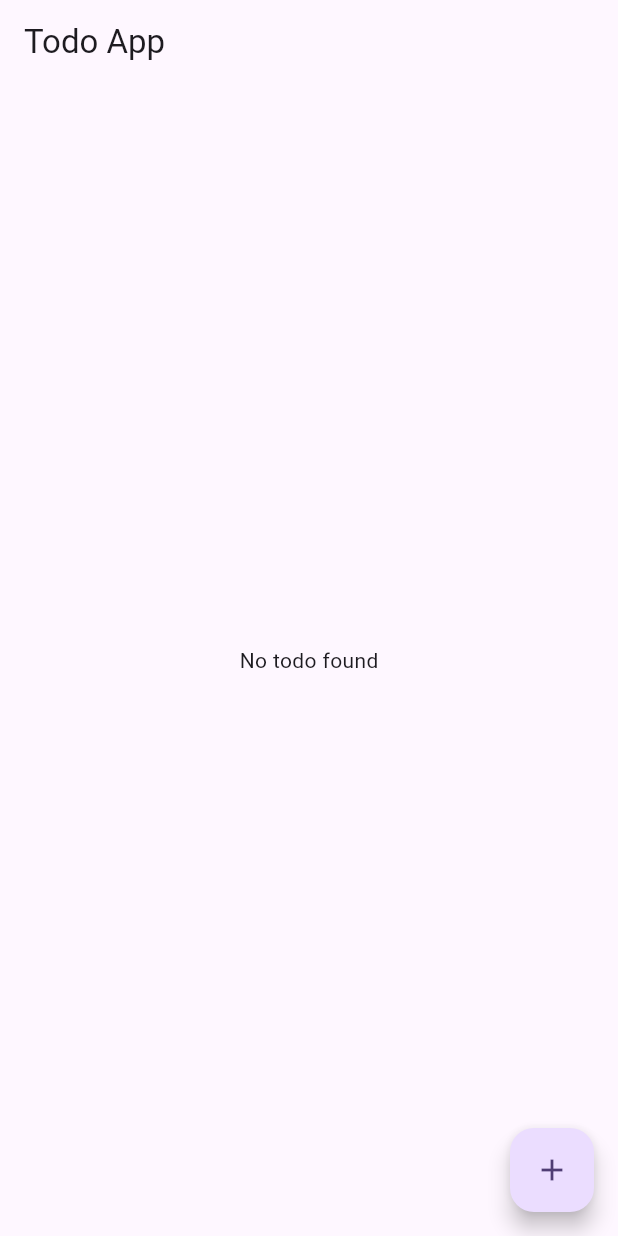
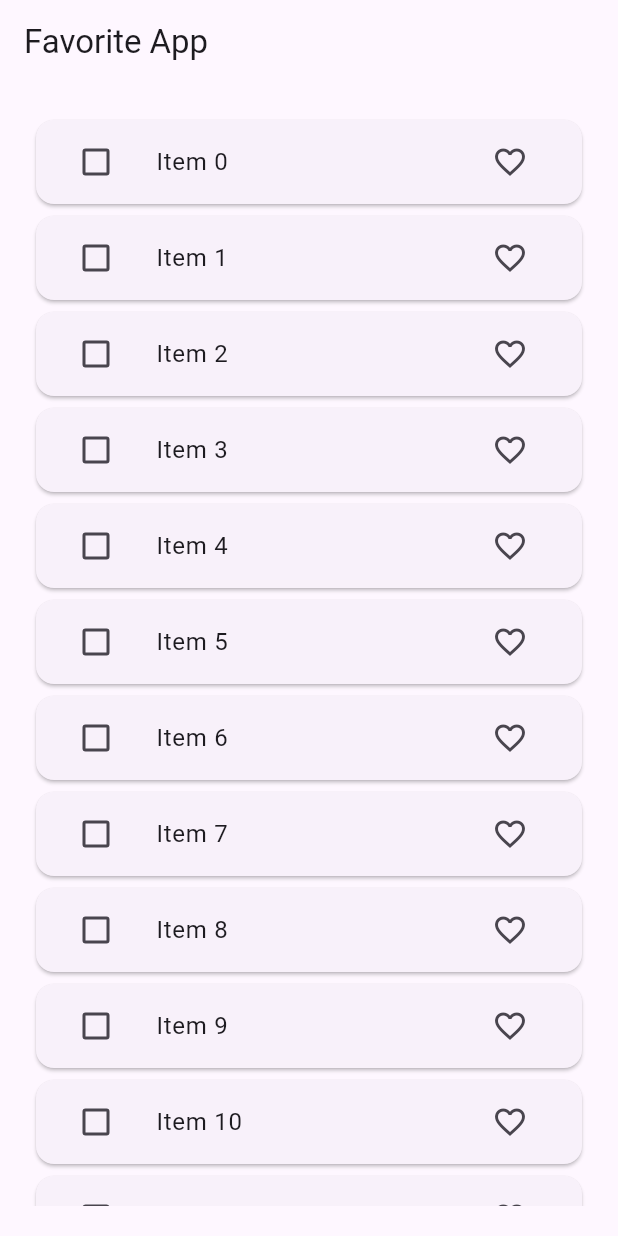
Before and after one commit to md-arif-hossainn/flutter_bloc_practice_series, a Flutter app: the screen it shows after launch, on a phone screen of 412 x 824 dp. Run offline on Flutter 3.47's test engine with Material 3 defaults, Android fonts, the phone set to English and light mode, and no system bars; our stand-ins replace bloc, equatable, flutter_bloc, image_picker.

Commit message:
add favorite app

```diff
--- /dev/null
+++ b/lib/bloc/favoruite/favourite_bloc.dart
@@ -0,0 +1,71 @@
+import 'package:bloc/bloc.dart';
+import 'package:flutter_bloc_count/model/favourite_item_model.dart';
+import 'package:flutter_bloc_count/repository/favourite_repository.dart';
+
+import 'favourite_event.dart';
+import 'favourite_state.dart';
+
+
+class FavouriteBloc extends Bloc<FavouriteEvent, FavouriteItemState> {
+
+  List<FavouriteItemModel> favouriteList = [];
+  List<FavouriteItemModel> tempFavouriteList = [];
+  FavouriteRepository favouriteRepository;
+
+  FavouriteBloc(this.favouriteRepository) : super(const FavouriteItemState()) {
+    on<FetchFavouriteList> (_fetchList);
+    on<FavoriteItem> (_addFavoriteItem);
+    on<SelectItem> (_selectItem);
+    on<UnSelectItem> (_unSelectItem);
+    on<DeleteItem> (_deleteItem);
+
+  }
+
+  void _fetchList(FetchFavouriteList event, Emitter<FavouriteItemState> emit) async{
+    favouriteList = await favouriteRepository.fetchItem();
+    emit(state.copyWith(favouriteItemList:List.from(favouriteList) ,listStatus:ListStatus.success));
+  }
+
+  void _addFavoriteItem(FavoriteItem event, Emitter<FavouriteItemState> emit) async{
+    final index = favouriteList.indexWhere((element) => element.id == event.item.id);
+
+    ///condition for add favorite
+    if(event.item.isFavourite){
+      if(tempFavouriteList.contains(favouriteList[index])){
+        tempFavouriteList.remove(favouriteList[index]);
+        tempFavouriteList.add(event.item);
+      }
+    }else {
+      if(tempFavouriteList.contains(favouriteList[index])){
+        tempFavouriteList.remove(favouriteList[index]);
+        tempFavouriteList.add(event.item);
+      }
+    }
+
+    favouriteList[index] = event.item;
+    emit(state.copyWith(favouriteItemList:List.from(favouriteList)));
+  }
+
+  void _selectItem(SelectItem event, Emitter<FavouriteItemState> emit) async{
+    tempFavouriteList.add(event.item);
+    emit(state.copyWith(temFavouriteItemList:List.from(tempFavouriteList)));
+  }
+
+  void _unSelectItem(UnSelectItem event, Emitter<FavouriteItemState> emit) async{
+    tempFavouriteList.remove(event.item);
+    emit(state.copyWith(temFavouriteItemList:List.from(tempFavouriteList)));
+  }
+
+  void _deleteItem(DeleteItem event, Emitter<FavouriteItemState> emit) async{
+   for(int i =0; i<tempFavouriteList.length ; i++){
+     favouriteList.remove(tempFavouriteList[i]);
+   }
+   tempFavouriteList.clear();
+    emit(state.copyWith(
+        favouriteItemList:List.from(favouriteList),
+        temFavouriteItemList: List.from(tempFavouriteList)
+    ));
+  }
+
+
+}
--- /dev/null
+++ b/lib/bloc/favoruite/favourite_event.dart
@@ -0,0 +1,32 @@
+
+import 'package:equatable/equatable.dart';
+
+import '../../model/favourite_item_model.dart';
+
+abstract class FavouriteEvent extends Equatable {
+  const FavouriteEvent();
+
+
+  @override
+  List<Object?> get props => [];
+}
+
+class FetchFavouriteList extends FavouriteEvent {}
+
+
+class FavoriteItem extends FavouriteEvent {
+  final FavouriteItemModel item;
+  const FavoriteItem({required this.item});
+}
+
+class SelectItem extends FavouriteEvent {
+  final FavouriteItemModel item;
+  const SelectItem({required this.item});
+}
+
+class UnSelectItem extends FavouriteEvent {
+  final FavouriteItemModel item;
+  const UnSelectItem({required this.item});
+}
+
+class DeleteItem extends FavouriteEvent {}
--- /dev/null
+++ b/lib/bloc/favoruite/favourite_state.dart
@@ -0,0 +1,34 @@
+
+
+import 'package:equatable/equatable.dart';
+import 'package:flutter_bloc_count/model/favourite_item_model.dart';
+
+
+enum ListStatus {loading,success,failure}
+
+class FavouriteItemState extends Equatable {
+
+  final List<FavouriteItemModel> favouriteItemList;
+  final List<FavouriteItemModel> temFavouriteItemList;
+
+
+  final ListStatus listStatus;
+  const FavouriteItemState({
+    this.favouriteItemList = const [],
+    this.temFavouriteItemList = const [],
+    this.listStatus = ListStatus.loading
+  });
+
+
+  FavouriteItemState copyWith({List<FavouriteItemModel>? favouriteItemList,List<FavouriteItemModel>? temFavouriteItemList, ListStatus? listStatus}) {
+    return FavouriteItemState(
+    favouriteItemList: favouriteItemList ?? this.favouriteItemList,
+    temFavouriteItemList: temFavouriteItemList ?? this.temFavouriteItemList,
+    listStatus: listStatus ?? this.listStatus
+    );
+}
+
+
+  @override
+  List<Object> get props => [favouriteItemList,temFavouriteItemList, listStatus];
+}
--- a/lib/main.dart
+++ b/lib/main.dart
@@ -1,10 +1,13 @@
 import 'package:flutter/material.dart';
 import 'package:flutter_bloc/flutter_bloc.dart';
 import 'package:flutter_bloc_count/bloc/counter/counter_bloc.dart';
+import 'package:flutter_bloc_count/bloc/favoruite/favourite_bloc.dart';
 import 'package:flutter_bloc_count/bloc/image_picker/image_picker_bloc.dart';
 import 'package:flutter_bloc_count/bloc/switch/switch_bloc.dart';
 import 'package:flutter_bloc_count/bloc/todo/to_do_bloc.dart';
+import 'package:flutter_bloc_count/repository/favourite_repository.dart';
 import 'package:flutter_bloc_count/ui/counter/counter_screen.dart';
+import 'package:flutter_bloc_count/ui/favourite/favoruite_app_screen.dart';
 import 'package:flutter_bloc_count/ui/image_picker/image_picker_screen.dart';
 import 'package:flutter_bloc_count/ui/switch_example/switch_example.dart';
 import 'package:flutter_bloc_count/ui/to_do/to_do_screen.dart';
@@ -25,6 +28,7 @@ class MyApp extends StatelessWidget {
         BlocProvider(create: (_) => SwitchBloc()),
         BlocProvider(create: (_) => ImagePickerBloc(ImagePickerUtils())),
         BlocProvider(create: (_) => ToDoBloc()),
+        BlocProvider(create: (_) => FavouriteBloc(FavouriteRepository())),
       ],
       child: MaterialApp(
         title: 'Flutter Demo',
@@ -33,7 +37,7 @@ class MyApp extends StatelessWidget {
           useMaterial3: true,
         ),
         //home: const CounterScreen(),
-        home: const ToDoScreen(),
+        home: const FavoriteAppScreen(),
       ),
     );
   }
--- /dev/null
+++ b/lib/model/favourite_item_model.dart
@@ -0,0 +1,27 @@
+import 'package:equatable/equatable.dart';
+
+class FavouriteItemModel extends Equatable {
+  const FavouriteItemModel({
+    required this.id,
+    required this.value,
+    this.isDeleting = false,
+    this.isFavourite = false,
+  });
+
+  final String id;
+  final String value;
+  final bool isDeleting;
+  final bool isFavourite;
+
+  FavouriteItemModel copyWith({String? id, String? value, bool? isDeleting,bool? isFavourite }) {
+    return FavouriteItemModel(
+      id: id ?? this.id,
+      value: value ?? this.value,
+      isDeleting: isDeleting ?? this.isDeleting,
+      isFavourite: isDeleting ?? this.isFavourite,
+    );
+  }
+
+  @override
+  List<Object> get props => [id, value, isDeleting, isFavourite];
+}
--- /dev/null
+++ b/lib/repository/favourite_repository.dart
@@ -0,0 +1,13 @@
+import '../model/favourite_item_model.dart';
+
+class FavouriteRepository {
+
+  Future<List<FavouriteItemModel>> fetchItem() async {
+    await Future.delayed(const Duration(seconds: 3));
+    return List.of(_generateList(20));
+  }
+
+  List<FavouriteItemModel> _generateList(int length){
+    return List.generate(length, (index) => FavouriteItemModel(id: index.toString(), value: 'Item $index'));
+  }
+}
--- /dev/null
+++ b/lib/ui/favourite/favoruite_app_screen.dart
@@ -0,0 +1,84 @@
+import 'package:flutter/material.dart';
+import 'package:flutter_bloc/flutter_bloc.dart';
+import 'package:flutter_bloc_count/bloc/favoruite/favourite_bloc.dart';
+import 'package:flutter_bloc_count/bloc/favoruite/favourite_event.dart';
+import 'package:flutter_bloc_count/bloc/favoruite/favourite_state.dart';
+import 'package:flutter_bloc_count/model/favourite_item_model.dart';
+import 'package:flutter_bloc_count/ui/favourite/widget/delete_button_widget.dart';
+
+class FavoriteAppScreen extends StatefulWidget {
+  const FavoriteAppScreen({super.key});
+
+  @override
+  State<FavoriteAppScreen> createState() => _FavoriteAppScreenState();
+}
+
+class _FavoriteAppScreenState extends State<FavoriteAppScreen> {
+
+  @override
+  void initState() {
+    super.initState();
+    context.read<FavouriteBloc>().add(FetchFavouriteList());
+  }
+  @override
+  Widget build(BuildContext context) {
+    return Scaffold(
+      appBar: AppBar(
+        title: const Text('Favorite App'),
+        actions: const [
+          DeleteButtonWidget()
+        ],
+      ),
+      body: Padding(
+        padding: const EdgeInsets.all(20.0),
+        child: BlocBuilder<FavouriteBloc,FavouriteItemState>(
+            builder: (context,state){
+              switch(state.listStatus){
+                case ListStatus.loading:
+                  return const Center(child: CircularProgressIndicator());
+                case ListStatus.failure:
+                  return const Text('Something went to wrong');
+
+                case ListStatus.success:
+                  return ListView.builder(
+                      itemCount: state.favouriteItemList.length,
+                      itemBuilder: (context,index){
+                        final item = state.favouriteItemList[index];
+                        return Card(
+                          child: ListTile(
+                            leading: Checkbox(
+                                value: state.temFavouriteItemList.contains(item) ? true : false,
+                                onChanged: (value){
+                                  if (value!) {
+                                    context.read<FavouriteBloc>().add(SelectItem(item: item));
+                                  } else {
+                                    context.read<FavouriteBloc>().add(UnSelectItem(item: item));
+                                  }
+                            }),
+                            title: Text(item.value.toString()),
+                            trailing: IconButton(
+                                onPressed: (){
+                                  FavouriteItemModel itemModel = FavouriteItemModel(
+                                      id: item.id,
+                                      value: item.value,
+                                      isFavourite: item.isFavourite ? false : true
+                                  );
+                                  context.read<FavouriteBloc>().add(FavoriteItem(item: itemModel));
+                                },
+                                icon: Icon(
+                                  item.isFavourite ? Icons.favorite : Icons.favorite_outline
+                                )
+                            ),
+                          ),
+
+                        );
+                      }
+                  );
+              }
+
+            }
+        ),
+      ),
+    );
+  }
+}
--- /dev/null
+++ b/lib/ui/favourite/widget/delete_button_widget.dart
@@ -0,0 +1,26 @@
+import 'package:flutter/material.dart';
+import 'package:flutter_bloc/flutter_bloc.dart';
+
+import '../../../bloc/favoruite/favourite_bloc.dart';
+import '../../../bloc/favoruite/favourite_event.dart';
+import '../../../bloc/favoruite/favourite_state.dart';
+
+class DeleteButtonWidget extends StatelessWidget {
+  const DeleteButtonWidget({super.key});
+
+  @override
+  Widget build(BuildContext context) {
+    return BlocBuilder<FavouriteBloc, FavouriteItemState>(
+      buildWhen: (previous, current) =>  previous.temFavouriteItemList != current.temFavouriteItemList,
+      builder: (context, state) {
+        return Visibility(
+            visible: state.temFavouriteItemList.isNotEmpty ?  true : false ,
+            child: IconButton(onPressed: () {
+              context.read<FavouriteBloc>().add(DeleteItem());
+            },
+                icon: const Icon(Icons.delete_outline , color: Colors.red,))
+        );
+      },
+    );
+  }
+}
```
